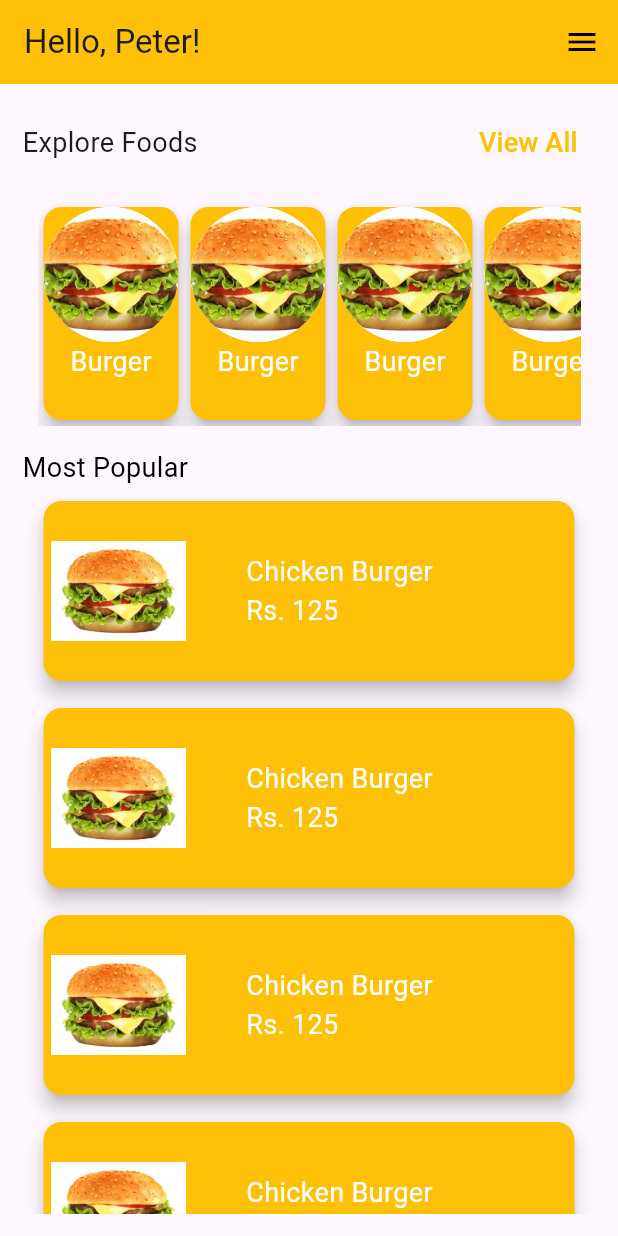
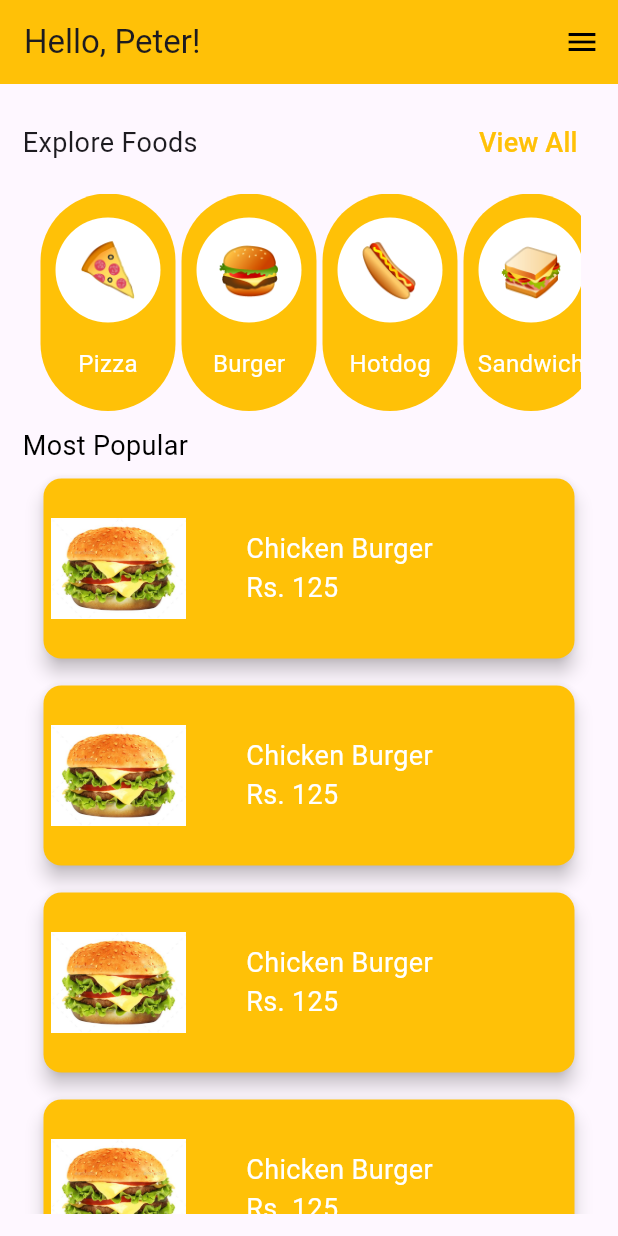
Before and after one commit to Teshan2000/Food-Delivery-App, a Flutter app: the screen it shows after launch, on a phone screen of 412 x 824 dp. Run offline on Flutter 3.47's test engine with Material 3 defaults, Android fonts, the phone set to English and light mode, and no system bars.

Commit message:
Food Categories
List of Food Categories were updated perfectly.

```diff
--- a/food_delivery_app/lib/screens/favourites.dart
+++ b/food_delivery_app/lib/screens/favourites.dart
@@ -9,12 +9,15 @@ class Favourites extends StatelessWidget {
     return Scaffold(
       appBar: AppBar(
         backgroundColor: Colors.amber,
-        title: const Text(
-          'Favourites'
+        title: const Center(
+          child: Text(
+            'Favourites'
+          ),
         ),
-        actions: const [
-          Icon(
-            Icons.favorite
+        actions: [
+          IconButton(
+            onPressed: () {},
+            icon: const Icon(Icons.favorite)
           )
         ],
       ),
--- a/food_delivery_app/lib/screens/home.dart
+++ b/food_delivery_app/lib/screens/home.dart
@@ -13,6 +13,16 @@ class Home extends StatefulWidget {
 }
 
 class _HomeState extends State<Home> {
+  List<Map<String, dynamic>> categories = [
+    {"image": "🍕", "name": "Pizza"},
+    {"image": "🍔", "name": "Burger"},
+    {"image": "🌭", "name": "Hotdog"},
+    {"image": "🥪", "name": "Sandwich"},
+    {"image": "🌮", "name": "Taco"},
+    {"image": "🥐", "name": "Bun"},
+    {"image": "🍞", "name": "Bread"}
+  ];
+
   @override
   Widget build(BuildContext context) {
     return Scaffold(
@@ -22,7 +32,9 @@ class _HomeState extends State<Home> {
         actions: [
           IconButton(
               onPressed: () {
-                Navigator.push(context, MaterialPageRoute(
+                Navigator.push(
+                  context,
+                  MaterialPageRoute(
                     builder: (context) => AppDrawer(
                       onProfilepressed: () {},
                       onCategoriesPressed: () {},
@@ -31,7 +43,8 @@ class _HomeState extends State<Home> {
                       onOrdersPressed: () {},
                       onLogoutPressed: () {},
                     ),
-                ),);
+                  ),
+                );
               },
               icon: const Icon(
                 Icons.menu,
@@ -58,40 +71,35 @@ class _HomeState extends State<Home> {
               context,
               MaterialPageRoute(
                 builder: (context) => const Categories(),
-            )
-          );
+              ));
         },
         onFavoritesPressed: () {
           Navigator.push(
               context,
               MaterialPageRoute(
                 builder: (context) => const Favourites(),
-            )
-          );
+              ));
         },
         onCartPressed: () {
           Navigator.push(
               context,
               MaterialPageRoute(
                 builder: (context) => const Categories(),
-            )
-          );
+              ));
         },
         onOrdersPressed: () {
           Navigator.push(
               context,
               MaterialPageRoute(
                 builder: (context) => const Orders(),
-            )
-          );
+              ));
         },
         onLogoutPressed: () {
           Navigator.push(
               context,
               MaterialPageRoute(
                 builder: (context) => const Categories(),
-            )
-          );
+              ));
         },
       ),
       body: Padding(
@@ -115,7 +123,14 @@ class _HomeState extends State<Home> {
                       ),
                     ),
                     TextButton(
-                      onPressed: () {},
+                      onPressed: () {
+                        Navigator.push(
+                          context,
+                          MaterialPageRoute(
+                            builder: (context) => const Categories(),
+                          ),
+                        );
+                      },
                       child: const Text(
                         "View All",
                         style: TextStyle(
@@ -124,46 +139,68 @@ class _HomeState extends State<Home> {
                         ),
                       ),
                     ),
-                  ]
-              ),
+                  ]),
+              Column(
+                children: [
                   Container(
                     padding: const EdgeInsets.symmetric(
-                  horizontal: 10,
-                  vertical: 15
-                ),
-                 height: 180,
+                        horizontal: 10, vertical: 10),
+                    height: 165,
+                    width: double.infinity,
                     child: ListView(
                         scrollDirection: Axis.horizontal,
-                    children: List.generate(6, (index) {
-                      return const Card(
-                        elevation: 5,
-                        color: Colors.amber,
+                        children: List.generate(categories.length, (index) {
+                          return Column(children: [
+                            Padding(
+                              padding:
+                                  const EdgeInsets.symmetric(horizontal: 2),
+                              child: Container(
+                                width: 90,
+                                height: 145,
+                                decoration: ShapeDecoration(
+                                  color: const Color(0xFFFFC107),
+                                  shape: RoundedRectangleBorder(
+                                    borderRadius: BorderRadius.circular(90),
+                                  ),
+                                ),
                                 child: Column(
-                          children: <Widget>[
-                            CircleAvatar(
-                              radius: 45.0,
-                              backgroundImage: AssetImage(
-                                "Assets/burger.jpg",
+                                  children: [
+                                    Container(
+                                      padding: const EdgeInsets.symmetric(
+                                          horizontal: 10, vertical: 16),
+                                      child: Container(
+                                        width: 70,
+                                        height: 70,
+                                        decoration: ShapeDecoration(
+                                          color: const Color.fromARGB(
+                                              255, 255, 255, 255),
+                                          shape: RoundedRectangleBorder(
+                                            borderRadius:
+                                                BorderRadius.circular(90),
                                           ),
-                              backgroundColor: Colors.white,
                                         ),
-                            // Image.asset(
-                            //   "Assets/burger.jpg",
-                            //   width: 90,
-                            //   height: 100,
-                            // ),
+                                        child: Center(
+                                          child: Text(
+                                            categories[index]['image'],
+                                            style:
+                                                const TextStyle(fontSize: 35),
+                                          ),
+                                        ),
+                                      ),
+                                    ),
                                     Text(
-                              "Burger",
-                              style: TextStyle(
-                                fontSize: 18,
-                                color: Colors.white,
-                              ),
+                                      categories[index]['name'],
+                                      style: const TextStyle(
+                                          fontSize: 16, color: Colors.white),
                                     )
                                   ],
                                 ),
-                      );
-                    }),
                               ),
+                            ),
+                          ]);
+                        })),
+                  ),
+                ],
               ),
               const Text(
                 "Most Popular",
@@ -175,8 +212,7 @@ class _HomeState extends State<Home> {
               Column(
                   children: List.generate(10, (index) {
                 return const FoodCard();
-                })
-              ),
+              })),
               // TextButton(
               //   onPressed: () { },
               //),
```
Also changed, not shown: food_delivery_app/lib/screens/categories.dart (line endings or trailing spaces). Lines whose indentation alone changed are shown as unchanged.
